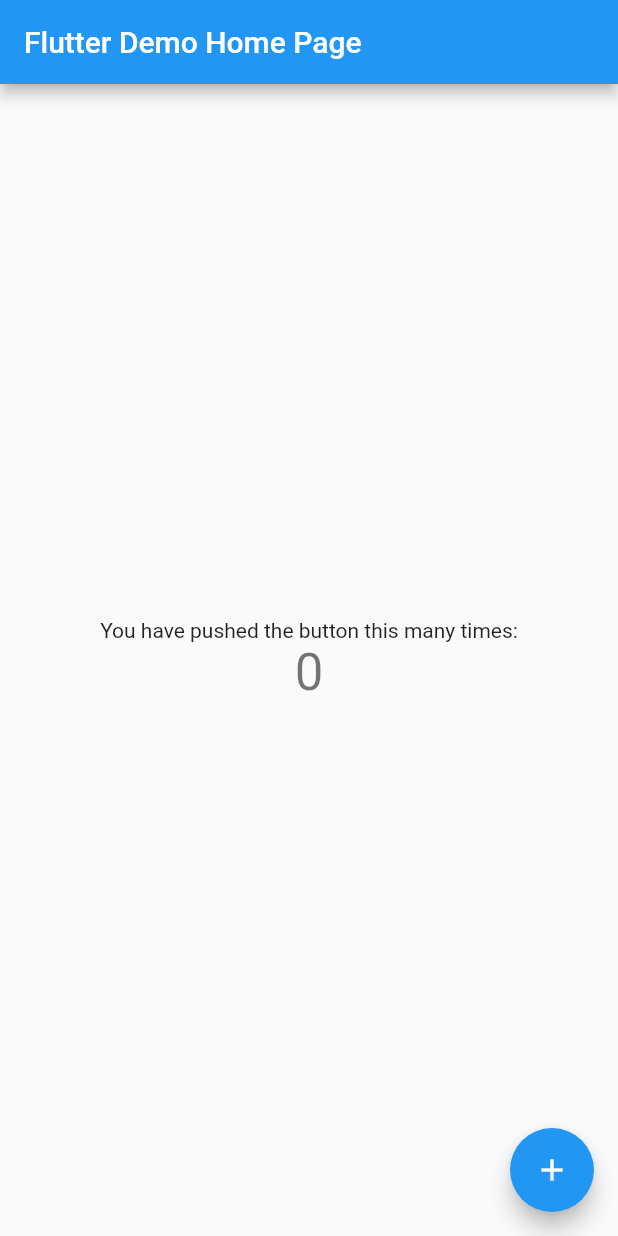
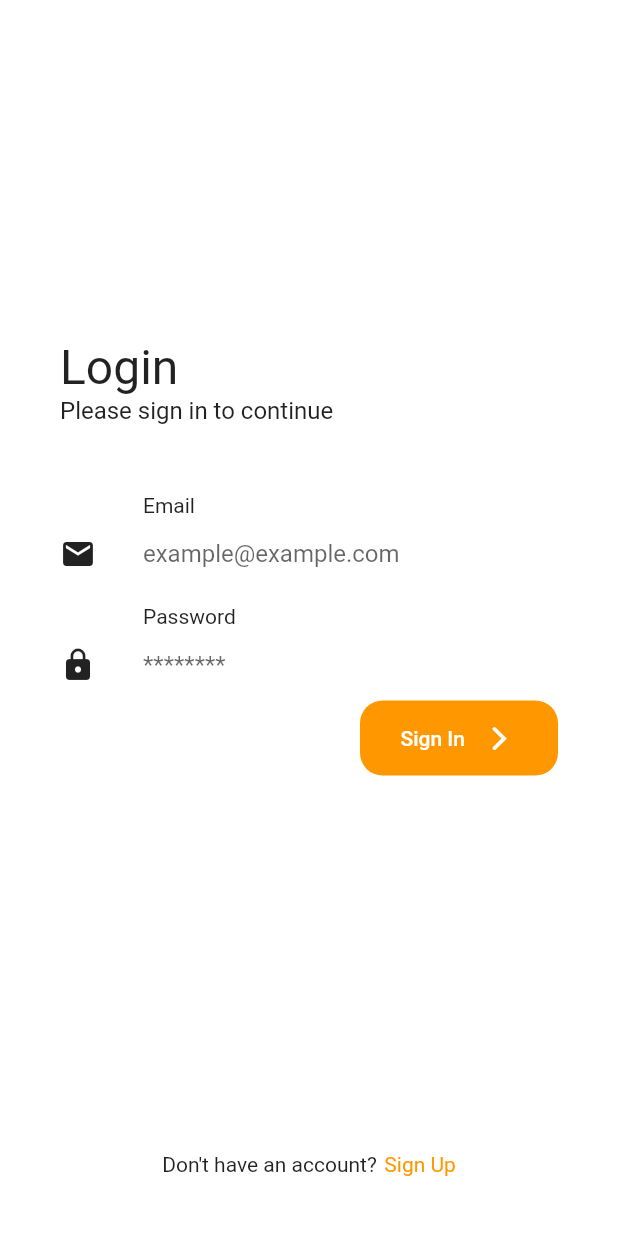
Before and after one commit to ShanjinurIslam/Mental-Health-Analysis, a Flutter app: the screen it shows after launch, on a phone screen of 412 x 824 dp. Run offline on Flutter 3.47's test engine with Material 2 defaults, Android fonts, the phone set to English and light mode, and no system bars.

Commit message:
log in screen done

```diff
--- a/mentalheathprediction/lib/main.dart
+++ b/mentalheathprediction/lib/main.dart
@@ -1,4 +1,5 @@
 import 'package:flutter/material.dart';
+import 'package:mentalheathprediction/routes.dart';
 
 void main() => runApp(MyApp());
 
@@ -7,105 +8,10 @@
   @override
   Widget build(BuildContext context) {
     return MaterialApp(
-      title: 'Flutter Demo',
-      theme: ThemeData(
-        // This is the theme of your application.
-        //
-        // Try running your application with "flutter run". You'll see the
-        // application has a blue toolbar. Then, without quitting the app, try
-        // changing the primarySwatch below to Colors.green and then invoke
-        // "hot reload" (press "r" in the console where you ran "flutter run",
-        // or simply save your changes to "hot reload" in a Flutter IDE).
-        // Notice that the counter didn't reset back to zero; the application
-        // is not restarted.
-        primarySwatch: Colors.blue,
-      ),
-      home: MyHomePage(title: 'Flutter Demo Home Page'),
-    );
+        title: 'Mental Problem Analysis',
+        theme: ThemeData(
+          primarySwatch: Colors.blue,
+        ),
+        routes: routes);
   }
 }
-
-class MyHomePage extends StatefulWidget {
-  MyHomePage({Key key, this.title}) : super(key: key);
-
-  // This widget is the home page of your application. It is stateful, meaning
-  // that it has a State object (defined below) that contains fields that affect
-  // how it looks.
-
-  // This class is the configuration for the state. It holds the values (in this
-  // case the title) provided by the parent (in this case the App widget) and
-  // used by the build method of the State. Fields in a Widget subclass are
-  // always marked "final".
-
-  final String title;
-
-  @override
-  _MyHomePageState createState() => _MyHomePageState();
-}
-
-class _MyHomePageState extends State<MyHomePage> {
-  int _counter = 0;
-
-  void _incrementCounter() {
-    setState(() {
-      // This call to setState tells the Flutter framework that something has
-      // changed in this State, which causes it to rerun the build method below
-      // so that the display can reflect the updated values. If we changed
-      // _counter without calling setState(), then the build method would not be
-      // called again, and so nothing would appear to happen.
-      _counter++;
-    });
-  }
-
-  @override
-  Widget build(BuildContext context) {
-    // This method is rerun every time setState is called, for instance as done
-    // by the _incrementCounter method above.
-    //
-    // The Flutter framework has been optimized to make rerunning build methods
-    // fast, so that you can just rebuild anything that needs updating rather
-    // than having to individually change instances of widgets.
-    return Scaffold(
-      appBar: AppBar(
-        // Here we take the value from the MyHomePage object that was created by
-        // the App.build method, and use it to set our appbar title.
-        title: Text(widget.title),
-      ),
-      body: Center(
-        // Center is a layout widget. It takes a single child and positions it
-        // in the middle of the parent.
-        child: Column(
-          // Column is also a layout widget. It takes a list of children and
-          // arranges them vertically. By default, it sizes itself to fit its
-          // children horizontally, and tries to be as tall as its parent.
-          //
-          // Invoke "debug painting" (press "p" in the console, choose the
-          // "Toggle Debug Paint" action from the Flutter Inspector in Android
-          // Studio, or the "Toggle Debug Paint" command in Visual Studio Code)
-          // to see the wireframe for each widget.
-          //
-          // Column has various properties to control how it sizes itself and
-          // how it positions its children. Here we use mainAxisAlignment to
-          // center the children vertically; the main axis here is the vertical
-          // axis because Columns are vertical (the cross axis would be
-          // horizontal).
-          mainAxisAlignment: MainAxisAlignment.center,
-          children: <Widget>[
-            Text(
-              'You have pushed the button this many times:',
-            ),
-            Text(
-              '$_counter',
-              style: Theme.of(context).textTheme.display1,
-            ),
-          ],
-        ),
-      ),
-      floatingActionButton: FloatingActionButton(
-        onPressed: _incrementCounter,
-        tooltip: 'Increment',
-        child: Icon(Icons.add),
-      ), // This trailing comma makes auto-formatting nicer for build methods.
-    );
-  }
-}
--- /dev/null
+++ b/mentalheathprediction/lib/routes.dart
@@ -0,0 +1,4 @@
+import 'package:flutter/material.dart';
+import 'package:mentalheathprediction/views/sign_in.dart';
+
+final routes = {'/': (BuildContext context) => SignInView()};
--- /dev/null
+++ b/mentalheathprediction/lib/views/sign_in.dart
@@ -0,0 +1,190 @@
+import 'package:flutter/cupertino.dart';
+import 'package:flutter/material.dart';
+
+class SignInView extends StatelessWidget {
+  @override
+  Widget build(BuildContext context) {
+    return Scaffold(
+      resizeToAvoidBottomInset: false,
+      body: Column(
+        crossAxisAlignment: CrossAxisAlignment.start,
+        children: <Widget>[
+          Flexible(
+            child: Container(
+              color: Colors.white,
+            ),
+            flex: 2,
+          ),
+          Flexible(
+            child: Container(
+                color: Colors.white,
+                child: Row(
+                  children: <Widget>[
+                    Padding(
+                      padding: EdgeInsets.fromLTRB(40, 20, 0, 20),
+                      child: Column(
+                        crossAxisAlignment: CrossAxisAlignment.start,
+                        children: <Widget>[
+                          Text(
+                            'Login',
+                            textAlign: TextAlign.left,
+                            style: TextStyle(fontSize: 32),
+                          ),
+                          Text(
+                            'Please sign in to continue',
+                            style: TextStyle(fontSize: 16),
+                          ),
+                        ],
+                      ),
+                    ),
+                  ],
+                )),
+            flex: 1,
+          ),
+          Flexible(
+            child: Container(
+              color: Colors.white,
+              child: Padding(
+                padding: EdgeInsets.fromLTRB(40, 20, 40, 20),
+                child: Column(
+                  mainAxisAlignment: MainAxisAlignment.start,
+                  children: <Widget>[
+                    Container(
+                      child: Column(
+                        children: <Widget>[
+                          Row(
+                            children: <Widget>[
+                              Flexible(child: Container(), flex: 1),
+                              Flexible(
+                                child: Text('Email'),
+                                flex: 5,
+                              )
+                            ],
+                          ),
+                          Row(
+                            mainAxisAlignment: MainAxisAlignment.spaceBetween,
+                            children: <Widget>[
+                              Flexible(
+                                child: Icon(Icons.email),
+                                flex: 1,
+                              ),
+                              Expanded(
+                                child: TextField(
+                                  keyboardType: TextInputType.text,
+                                  decoration: new InputDecoration(
+                                      border: InputBorder.none,
+                                      focusedBorder: InputBorder.none,
+                                      enabledBorder: InputBorder.none,
+                                      errorBorder: InputBorder.none,
+                                      disabledBorder: InputBorder.none,
+                                      hintText: 'example@example.com'),
+                                ),
+                                flex: 5,
+                              )
+                            ],
+                          )
+                        ],
+                      ),
+                    ),
+                    SizedBox(
+                      height: 10,
+                    ),
+                    Container(
+                      child: Column(
+                        children: <Widget>[
+                          Row(
+                            children: <Widget>[
+                              Flexible(child: Container(), flex: 1),
+                              Flexible(
+                                child: Text('Password'),
+                                flex: 5,
+                              )
+                            ],
+                          ),
+                          Row(
+                            mainAxisAlignment: MainAxisAlignment.spaceBetween,
+                            children: <Widget>[
+                              Flexible(
+                                child: Icon(Icons.lock),
+                                flex: 1,
+                              ),
+                              Expanded(
+                                child: TextField(
+                                  obscureText: true,
+                                  keyboardType: TextInputType.text,
+                                  decoration: new InputDecoration(
+                                      border: InputBorder.none,
+                                      focusedBorder: InputBorder.none,
+                                      enabledBorder: InputBorder.none,
+                                      errorBorder: InputBorder.none,
+                                      disabledBorder: InputBorder.none,
+                                      hintText: '********'),
+                                ),
+                                flex: 5,
+                              )
+                            ],
+                          )
+                        ],
+                      ),
+                    ),
+                    Container(
+                      child: Align(
+                        alignment: Alignment.centerRight,
+                        child: RaisedButton(
+                          color: Colors.orange,
+                          elevation: 0,
+                          shape: RoundedRectangleBorder(
+                              borderRadius: BorderRadius.circular(15)),
+                          onPressed: () {},
+                          child: Container(
+                            height: 50,
+                            width: 100,
+                            child: Center(
+                              child: Row(
+                                mainAxisAlignment:
+                                    MainAxisAlignment.spaceEvenly,
+                                children: <Widget>[
+                                  Text(
+                                    'Sign In',
+                                    style: TextStyle(color: Colors.white),
+                                  ),
+                                  Icon(CupertinoIcons.forward,
+                                      color: Colors.white)
+                                ],
+                              ),
+                            ),
+                          ),
+                        ),
+                      ),
+                    )
+                  ],
+                ),
+              ),
+            ),
+            flex: 3,
+          ),
+          Flexible(
+            child: Container(
+                color: Colors.white,
+                child: Align(
+                    alignment: Alignment.bottomCenter,
+                    child: Padding(
+                      padding: EdgeInsets.all(40),
+                      child: Row(
+                        mainAxisAlignment: MainAxisAlignment.center,
+                        children: <Widget>[
+                          Text('Don\'t have an account?'),
+                          SizedBox(
+                            width: 5,
+                          ),
+                          Text('Sign Up',style: TextStyle(color: Colors.orange),)
+                        ],
+                      ),
+                    ))),
+            flex: 2,
+          ),
+        ],
+      ),
+    );
+  }
+}
```
Also changed, not shown: 2 other files.
